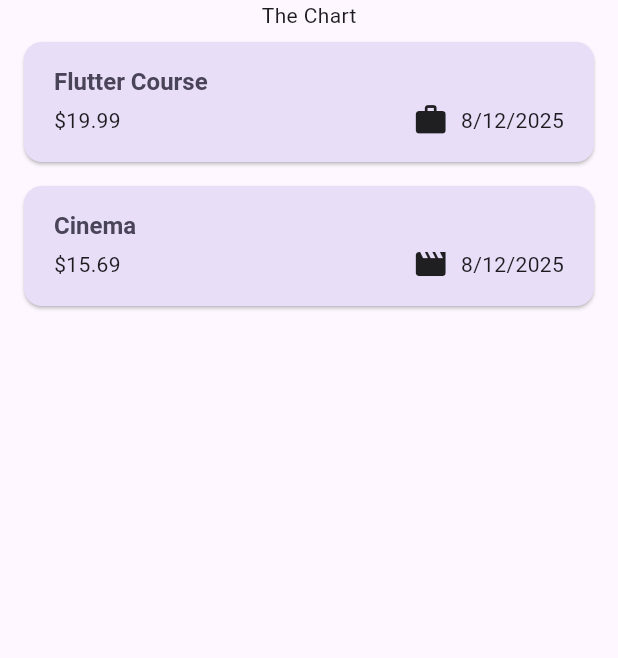
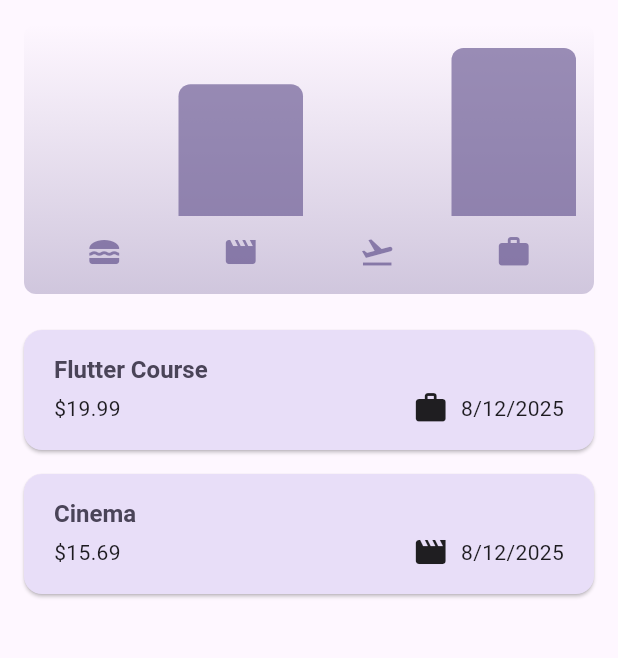
Before and after one commit to p-poudel/flutter_projects, a Flutter app: the screen it shows after launch, on a phone screen of 412 x 824 dp, the part 84-742 px from its top. Run offline on Flutter 3.47's test engine with Material 3 defaults, Android fonts, the phone set to English and light mode, and no system bars; our stand-ins replace google_fonts.

Commit message:
completed module -  05 adding interactiviry, more widgets and theming

```diff
--- /dev/null
+++ b/expense_tracker/lib/widgets/chart/chart.dart
@@ -0,0 +1,95 @@
+import 'package:flutter/material.dart';
+
+import 'package:expense_tracker/widgets/chart/chart_bar.dart';
+import 'package:expense_tracker/models/expense.dart';
+
+class Chart extends StatelessWidget {
+  const Chart({super.key, required this.expenses});
+
+  final List<Expense> expenses;
+
+  List<ExpenseBucket> get buckets {
+    return [
+      ExpenseBucket.forCategory(expenses, Category.food),
+      ExpenseBucket.forCategory(expenses, Category.leisure),
+      ExpenseBucket.forCategory(expenses, Category.travel),
+      ExpenseBucket.forCategory(expenses, Category.work),
+    ];
+  }
+
+  double get maxTotalExpense {
+    double maxTotalExpense = 0;
+
+    for (final bucket in buckets) {
+      if (bucket.totalExpenses > maxTotalExpense) {
+        maxTotalExpense = bucket.totalExpenses;
+      }
+    }
+
+    return maxTotalExpense;
+  }
+
+  @override
+  Widget build(BuildContext context) {
+    final isDarkMode =
+        MediaQuery.of(context).platformBrightness == Brightness.dark;
+    return Container(
+      margin: const EdgeInsets.all(16),
+      padding: const EdgeInsets.symmetric(
+        vertical: 16,
+        horizontal: 8,
+      ),
+      width: double.infinity,
+      height: 180,
+      decoration: BoxDecoration(
+        borderRadius: BorderRadius.circular(8),
+        gradient: LinearGradient(
+          colors: [
+            Theme.of(context).colorScheme.primary.withOpacity(0.3),
+            Theme.of(context).colorScheme.primary.withOpacity(0.0)
+          ],
+          begin: Alignment.bottomCenter,
+          end: Alignment.topCenter,
+        ),
+      ),
+      child: Column(
+        children: [
+          Expanded(
+            child: Row(
+              crossAxisAlignment: CrossAxisAlignment.end,
+              children: [
+                for (final bucket in buckets) // alternative to map()
+                  ChartBar(
+                    fill: bucket.totalExpenses == 0
+                        ? 0
+                        : bucket.totalExpenses / maxTotalExpense,
+                  )
+              ],
+            ),
+          ),
+          const SizedBox(height: 12),
+          Row(
+            children: buckets
+                .map(
+                  (bucket) => Expanded(
+                    child: Padding(
+                      padding: const EdgeInsets.symmetric(horizontal: 4),
+                      child: Icon(
+                        categoryIcons[bucket.category],
+                        color: isDarkMode
+                            ? Theme.of(context).colorScheme.secondary
+                            : Theme.of(context)
+                                .colorScheme
+                                .primary
+                                .withOpacity(0.7),
+                      ),
+                    ),
+                  ),
+                )
+                .toList(),
+          )
+        ],
+      ),
+    );
+  }
+}
--- /dev/null
+++ b/expense_tracker/lib/widgets/chart/chart_bar.dart
@@ -0,0 +1,32 @@
+import 'package:flutter/material.dart';
+
+class ChartBar extends StatelessWidget {
+  const ChartBar({super.key, required this.fill});
+
+  final double fill;
+
+  @override
+  Widget build(BuildContext context) {
+    final isDarkMode =
+        MediaQuery.of(context).platformBrightness == Brightness.dark;
+    return Expanded(
+      child: Padding(
+        padding: const EdgeInsets.symmetric(horizontal: 4),
+        child: FractionallySizedBox(
+          heightFactor: fill,
+          child: DecoratedBox(
+            decoration: BoxDecoration(
+              shape: BoxShape.rectangle,
+              borderRadius: const BorderRadius.vertical(
+                top: Radius.circular(8),
+              ),
+              color: isDarkMode
+                  ? Theme.of(context).colorScheme.secondary
+                  : Theme.of(context).colorScheme.primary.withOpacity(0.65),
+            ),
+          ),
+        ),
+      ),
+    );
+  }
+}
--- a/expense_tracker/lib/widgets/expenses.dart
+++ b/expense_tracker/lib/widgets/expenses.dart
@@ -1,3 +1,4 @@
+import 'package:expense_tracker/widgets/chart/chart.dart';
 import 'package:expense_tracker/widgets/expenses_list/expenses_list.dart';
 import 'package:expense_tracker/models/expense.dart';
 import 'package:expense_tracker/widgets/new_expense.dart';
@@ -82,7 +83,7 @@ class _ExpensesState extends State<Expenses> {
       ),
       body: Column(
         children: [
-          Text('The Chart'),
+          Chart(expenses: _registeredExpenses),
           Expanded(child: mainContent),
         ],
       ),
```
